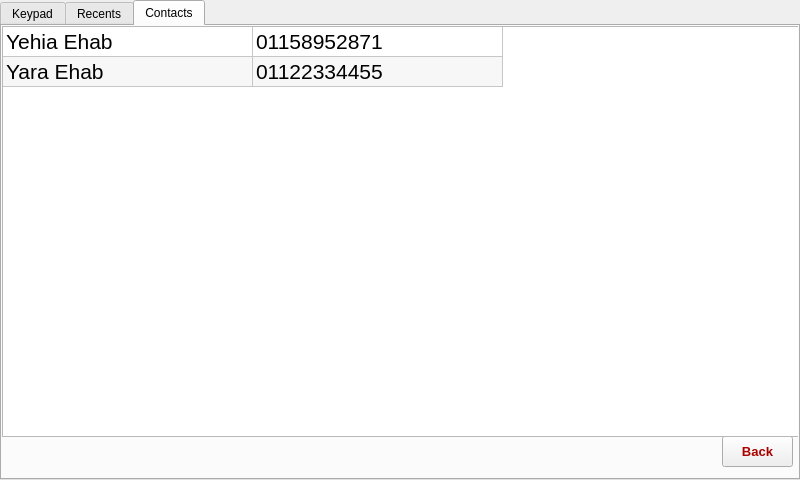
Before: the Qt Designer form RPI/GUI/UI/Phone.ui in YehiaEhab16/FOTA_Graduation-Project-2022, drawn with Qt 5.
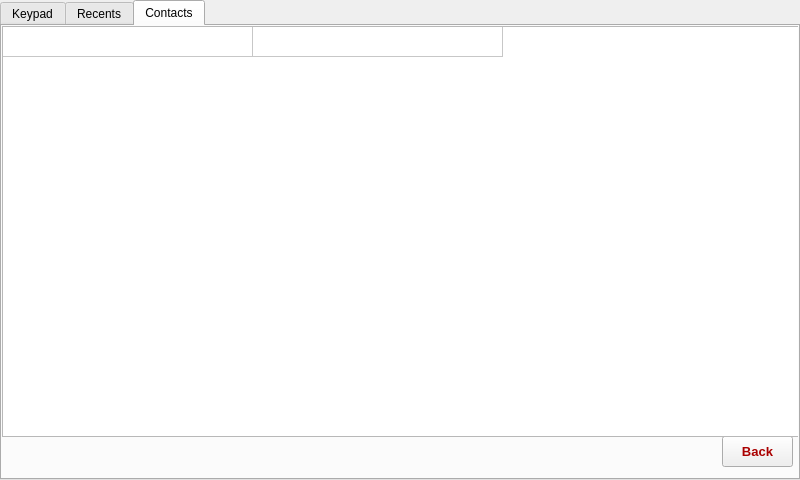
After: the same form once the commit is applied. The open tabs and pages were chosen to show the change. Icons and pictures are not drawn.

Diff of the .ui file:
```diff
--- a/RPI/GUI/UI/Phone.ui
+++ b/RPI/GUI/UI/Phone.ui
@@ -1940,12 +1940,7 @@
     </attribute>
     <row>
      <property name="text">
-      <string>num</string>
-     </property>
-    </row>
-    <row>
-     <property name="text">
-      <string>2</string>
+      <string>Row 1</string>
      </property>
     </row>
     <column>
@@ -1960,22 +1955,12 @@
     </column>
     <item row="0" column="0">
      <property name="text">
-      <string>Yehia Ehab</string>
+      <string/>
      </property>
     </item>
     <item row="0" column="1">
      <property name="text">
-      <string>01158952871</string>
-     </property>
-    </item>
-    <item row="1" column="0">
-     <property name="text">
-      <string>Yara Ehab</string>
-     </property>
-    </item>
-    <item row="1" column="1">
-     <property name="text">
-      <string>01122334455</string>
+      <string/>
      </property>
     </item>
    </widget>
```
Left out of the diff: 14 changed lines with no effect on the pictures.
